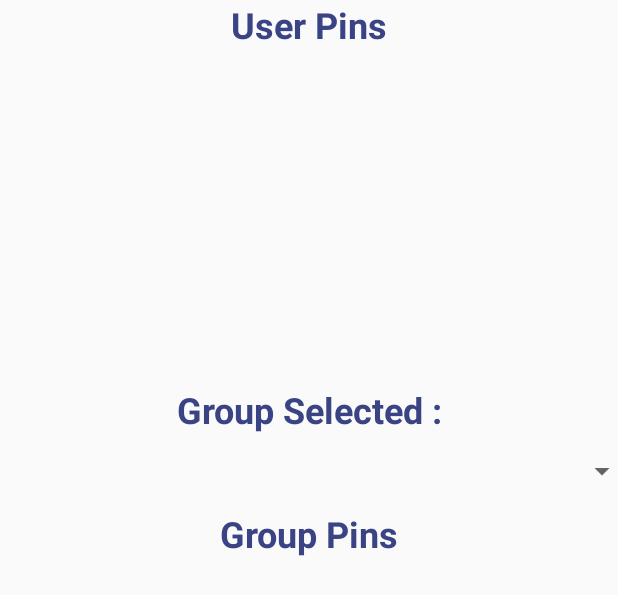
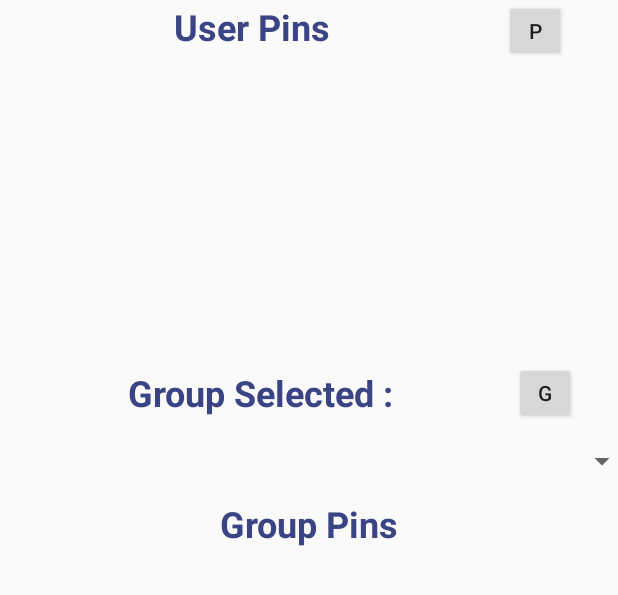
Before and after one commit to SoftwareEngineeringOwlsTeam/SEOwlsTeam, an Android app: the layout activity_your_pins.xml on its own in the app's theme, with its tools: preview values and no code run, on a phone screen of 412 x 824 dp. Shown: the top 595 px of the screen. Run offline under Robolectric (Android 15) with nearby library versions, the phone set to English and light mode, and no system bars; Roboto replaces fonts that are not available here.

Commit message:
Toasts and Layouts
-Toasts work
-Layout rewired

```diff
--- a/app/src/main/java/com/example/user/treasurehunter/LogInScreen.java
+++ b/app/src/main/java/com/example/user/treasurehunter/LogInScreen.java
@@ -58,8 +58,8 @@ public class LogInScreen extends AppCompatActivity
                     {
                         foundP = true;
                         currentActiveUser = user;
-                        currentLayout = "Personal";
-                        currentLayoutID = "personal";
+                        currentLayout = "";
+                        currentLayoutID = "";
                         Intent pinIntent = new Intent(this, MainActivity.class);
                         startActivity(pinIntent);
                     }
--- a/app/src/main/java/com/example/user/treasurehunter/UserAuditLog.java
+++ b/app/src/main/java/com/example/user/treasurehunter/UserAuditLog.java
@@ -15,6 +15,7 @@ import android.widget.TextView;
 import java.io.FileNotFoundException;
 
 import static com.example.user.treasurehunter.LogInScreen.currentActiveUser;
+import static com.example.user.treasurehunter.MainActivity.currentLayout;
 import static com.example.user.treasurehunter.MainActivity.currentLayoutID;
 
 /**
@@ -156,6 +157,11 @@ public class UserAuditLog extends AppCompatActivity
     {
         if (keyCode == KeyEvent.KEYCODE_BACK )
         {
+            if(currentLayout.equals("Personal"))
+            {
+                currentLayout = "";
+                currentLayoutID = "";
+            }
             Intent mainIntent = new Intent(this, MainActivity.class);
             startActivity(mainIntent);
             return true;
--- a/app/src/main/res/layout/activity_pin_view_attributes.xml
+++ b/app/src/main/res/layout/activity_pin_view_attributes.xml
@@ -5,7 +5,8 @@
     xmlns:tools="http://schemas.android.com/tools"
     android:layout_width="match_parent"
     android:layout_height="match_parent"
-    tools:context=".PinViewAttributes">
+    tools:context=".PinViewAttributes"
+    tools:ignore="MissingDefaultResource">
 
 
 
--- a/app/src/main/res/layout/activity_your_pins.xml
+++ b/app/src/main/res/layout/activity_your_pins.xml
@@ -1,5 +1,6 @@
 <?xml version="1.0" encoding="utf-8"?>
 <ScrollView xmlns:android="http://schemas.android.com/apk/res/android"
+    xmlns:app="http://schemas.android.com/apk/res-auto"
     xmlns:tools="http://schemas.android.com/tools"
     android:layout_width="match_parent"
     android:layout_height="match_parent"
@@ -11,14 +12,34 @@
         android:layout_height="wrap_content"
         android:orientation="vertical">
 
-        <TextView
+        <android.support.constraint.ConstraintLayout
             android:layout_width="match_parent"
-            android:layout_height="match_parent"
-            android:text="User Pins"
-            android:textStyle="bold"
-            android:textColor="@color/colorPrimary"
-            android:textSize="24dp"
-            android:gravity="center"/>
+            android:layout_height="match_parent">
+
+            <TextView
+                android:id="@+id/textView2"
+                android:layout_width="336dp"
+                android:layout_height="36dp"
+                android:gravity="center"
+                android:text="User Pins"
+                android:textColor="@color/colorPrimary"
+                android:textSize="24dp"
+                android:textStyle="bold" />
+
+            <Button
+                android:id="@+id/personalPin"
+                android:layout_width="41dp"
+                android:layout_height="41dp"
+                android:layout_marginEnd="50dp"
+                android:text="P"
+                android:onClick="clickPPin"
+                app:layout_constraintBottom_toBottomOf="parent"
+                app:layout_constraintEnd_toEndOf="parent"
+                app:layout_constraintHorizontal_bias="0.0"
+                app:layout_constraintStart_toEndOf="@+id/textView2"
+                app:layout_constraintTop_toTopOf="parent"
+                app:layout_constraintVertical_bias="0.0" />
+        </android.support.constraint.ConstraintLayout>
 
         <ScrollView
             android:id="@+id/scrollView3"
@@ -38,16 +59,35 @@
 
         </ScrollView>
 
-        <TextView
+        <android.support.constraint.ConstraintLayout
             android:layout_width="match_parent"
-            android:layout_height="wrap_content"
-            android:textStyle="bold"
-            android:textColor="@color/colorPrimary"
-            android:layout_marginTop="24dp"
-            android:text="Group Selected :"
-            android:id="@+id/aboveSpinner"
-            android:gravity="center"
-            android:textSize="24sp"/>
+            android:layout_height="match_parent">
+
+            <TextView
+                android:id="@+id/aboveSpinner"
+                android:layout_width="347dp"
+                android:layout_height="41dp"
+                android:gravity="center"
+                android:text="Group Selected :"
+                android:textColor="@color/colorPrimary"
+                android:textSize="24sp"
+                android:textStyle="bold"
+                tools:layout_editor_absoluteY="-1dp" />
+
+            <Button
+                android:id="@+id/groupPin"
+                android:layout_width="41dp"
+                android:layout_height="41dp"
+                android:layout_marginEnd="50dp"
+                android:text="G"
+                android:onClick="clickGPin"
+                app:layout_constraintBottom_toBottomOf="parent"
+                app:layout_constraintEnd_toEndOf="parent"
+                app:layout_constraintHorizontal_bias="0.185"
+                app:layout_constraintStart_toEndOf="@+id/aboveSpinner"
+                app:layout_constraintTop_toTopOf="parent"
+                app:layout_constraintVertical_bias="0.0" />
+        </android.support.constraint.ConstraintLayout>
 
         <Spinner
             android:id="@+id/spinner2"
```
Also changed, not shown: app/src/main/java/com/example/user/treasurehunter/MainActivity.java (+59 -14 lines), app/src/main/java/com/example/user/treasurehunter/YourPins.java (+91 -1 lines), app/src/main/res/menu/navigation_menu.xml (+7 -7 lines).
